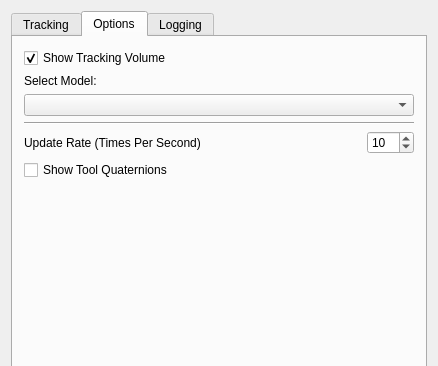
Before: the Qt Designer form Plugins/org.mitk.gui.qt.igttracking/src/internal/QmitkMITKIGTTrackingToolboxViewControls.ui in MITK/MITK, drawn with Qt 5; both pictures show x 0 to 438 and y 0 to 366 of the 438 by 1001 pixel window.
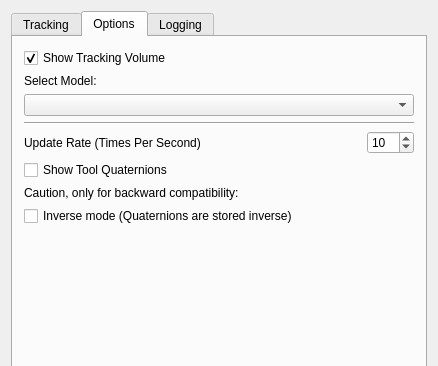
After: the same form once the commit is applied. The open tabs and pages were chosen to show the change. Custom widgets are drawn as their Qt base class.

Commit message: introduced "inverse mode" in the UI for backward compatibility, will be removed later

```diff
--- a/Plugins/org.mitk.gui.qt.igttracking/src/internal/QmitkMITKIGTTrackingToolboxViewControls.ui
+++ b/Plugins/org.mitk.gui.qt.igttracking/src/internal/QmitkMITKIGTTrackingToolboxViewControls.ui
@@ -492,6 +492,20 @@
          </property>
         </widget>
        </item>
+       <item>
+        <widget class="QLabel" name="label_6">
+         <property name="text">
+          <string>Caution, only for backward compatibility:</string>
+         </property>
+        </widget>
+       </item>
+       <item>
+        <widget class="QCheckBox" name="m_InverseMode">
+         <property name="text">
+          <string>Inverse mode (Quaternions are stored inverse)</string>
+         </property>
+        </widget>
+       </item>
        <item>
         <spacer name="verticalSpacer_3">
          <property name="orientation">
```
The commit also changes 2 other files.
